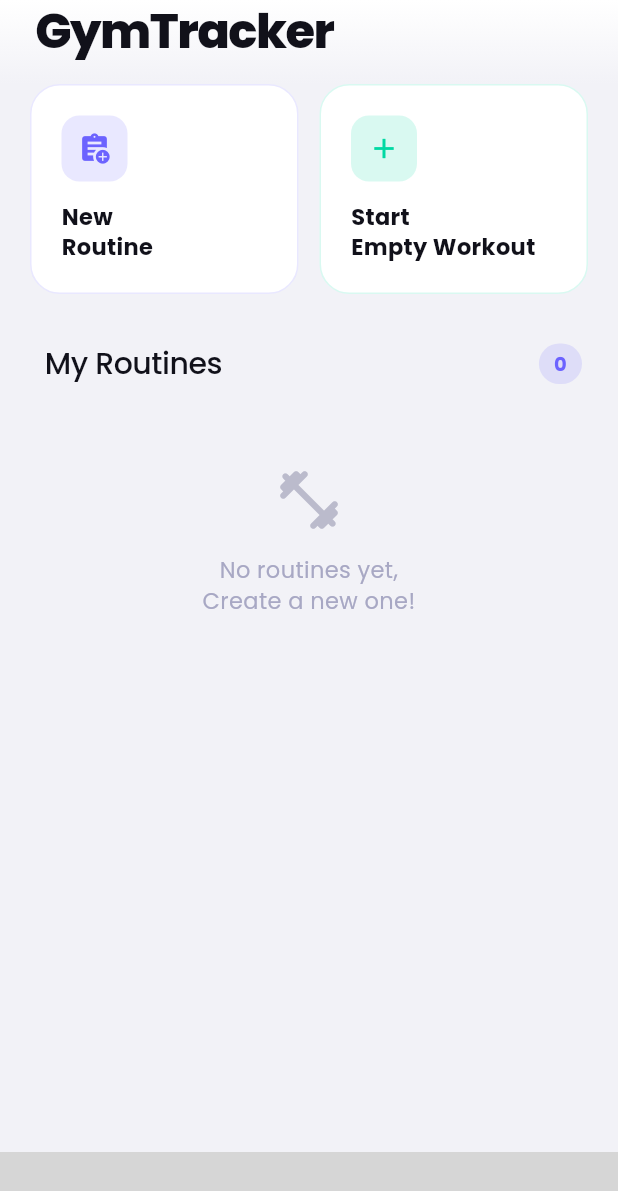
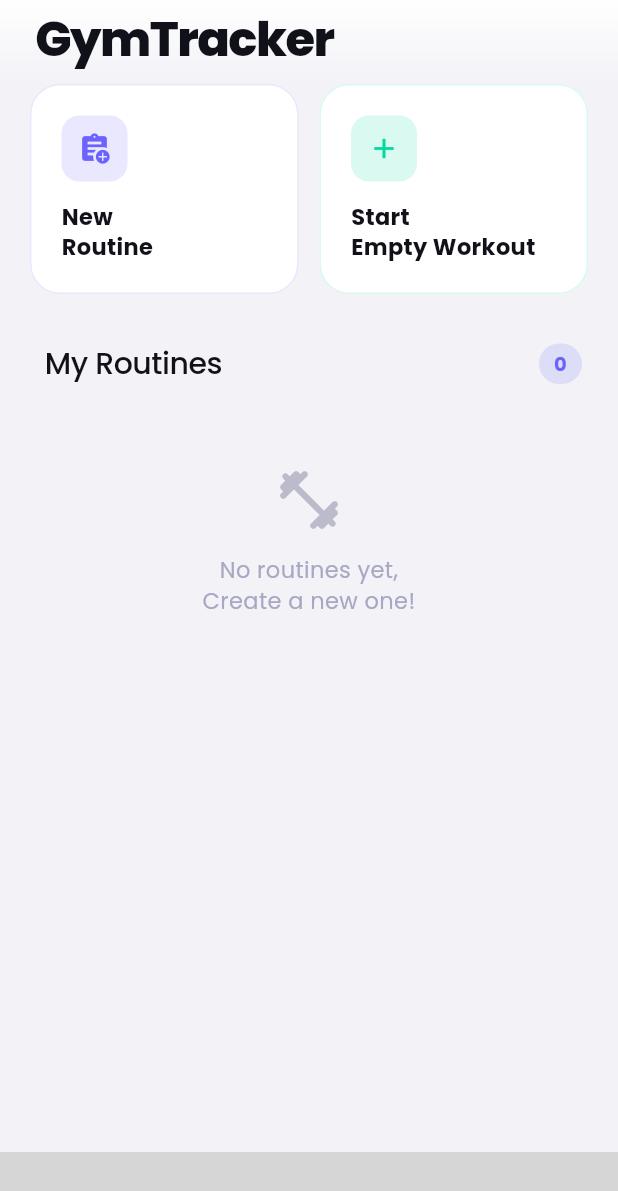
Before and after one commit to RiccardoPerin/GymTracker, a Flutter app: the screen it shows after launch, on a phone screen of 412 x 824 dp. Shown: the top 1191 px of the screen. Run offline on Flutter 3.47's test engine with Material 3 defaults, Android fonts, the phone set to English and light mode, and no system bars; our stand-ins replace google_fonts, shared_preferences, table_calendar; missing offline and left inert: liquid_glass_bar; statements that could not run were skipped; grey boxes are pictures that could not be loaded.

Commit message:
Changed padding in the title

```diff
--- a/lib/screens/homepage.dart
+++ b/lib/screens/homepage.dart
@@ -24,7 +24,7 @@ class HomePage extends StatelessWidget {
             expandedHeight: 50,
             backgroundColor: Colors.transparent,
             flexibleSpace: FlexibleSpaceBar(
-              titlePadding: const EdgeInsets.only(left: 24, bottom: 16),
+              titlePadding: const EdgeInsets.only(left: 24, bottom: 10),
               title: Text(
                 'GymTracker',
                 style: TextStyle(
```
